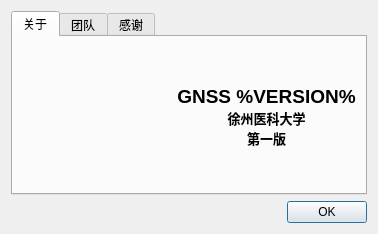
Qt form gns3/ui/about_dialog.ui (mpplab/MNSS) before a commit.
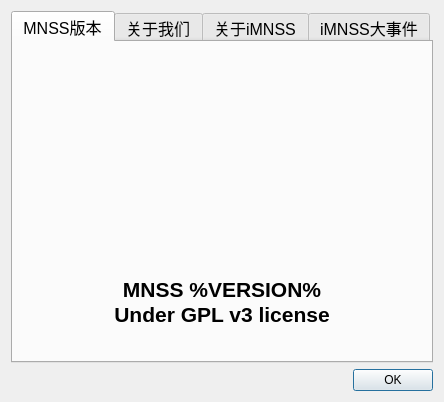
The same form after that commit. Icons and pictures are not drawn.

Patch:
```diff
--- a/gns3/ui/about_dialog.ui
+++ b/gns3/ui/about_dialog.ui
@@ -9,8 +9,8 @@
    <rect>
     <x>0</x>
     <y>0</y>
-    <width>378</width>
-    <height>234</height>
+    <width>442</width>
+    <height>371</height>
    </rect>
   </property>
   <property name="windowTitle">
@@ -29,18 +29,30 @@
    </item>
    <item row="0" column="0">
     <widget class="QTabWidget" name="tabWidget">
+     <property name="font">
+      <font>
+       <pointsize>12</pointsize>
+      </font>
+     </property>
      <property name="currentIndex">
       <number>0</number>
      </property>
      <widget class="QWidget" name="tab">
       <attribute name="title">
-       <string>关于</string>
+       <string>MNSS版本</string>
       </attribute>
-      <layout class="QGridLayout" name="gridLayout">
-       <item row="0" column="0">
-        <layout class="QHBoxLayout" name="horizontalLayout">
+      <layout class="QVBoxLayout" name="verticalLayout_2">
          <item>
           <widget class="QLabel" name="uiLogoLabel">
+         <property name="minimumSize">
+          <size>
+           <width>400</width>
+           <height>200</height>
+          </size>
+         </property>
+         <property name="styleSheet">
+          <string notr="true">border-image: url(:/images/MNSS.png);</string>
+         </property>
            <property name="text">
             <string/>
            </property>
@@ -50,14 +62,14 @@
           </widget>
          </item>
          <item>
-          <spacer name="horizontalSpacer_4">
+        <spacer name="verticalSpacer">
            <property name="orientation">
-            <enum>Qt::Horizontal</enum>
+          <enum>Qt::Vertical</enum>
            </property>
            <property name="sizeHint" stdset="0">
             <size>
-             <width>40</width>
-             <height>20</height>
+           <width>20</width>
+           <height>0</height>
             </size>
            </property>
           </spacer>
@@ -70,10 +82,9 @@
 p, li { white-space: pre-wrap; }
 &lt;/style&gt;&lt;/head&gt;&lt;body style=&quot; font-family:'SimSun'; font-size:9pt; font-weight:400; font-style:normal;&quot;&gt;
 &lt;p style=&quot;-qt-paragraph-type:empty; margin-top:0px; margin-bottom:0px; margin-left:0px; margin-right:0px; -qt-block-indent:0; text-indent:0px; font-family:'Ubuntu'; font-size:11pt;&quot;&gt;&lt;br /&gt;&lt;/p&gt;
-&lt;p align=&quot;center&quot; style=&quot; margin-top:0px; margin-bottom:0px; margin-left:0px; margin-right:0px; -qt-block-indent:0; text-indent:0px;&quot;&gt;&lt;span style=&quot; font-family:'Sans Serif'; font-size:14pt; font-weight:600;&quot;&gt;GNSS %VERSION%&lt;/span&gt;&lt;/p&gt;
-&lt;p align=&quot;center&quot; style=&quot; margin-top:0px; margin-bottom:0px; margin-left:0px; margin-right:0px; -qt-block-indent:0; text-indent:0px;&quot;&gt;&lt;span style=&quot; font-family:'Ubuntu'; font-size:10pt; font-weight:600;&quot;&gt;徐州医科大学&lt;/span&gt;&lt;/p&gt;
-&lt;p align=&quot;center&quot; style=&quot; margin-top:0px; margin-bottom:0px; margin-left:0px; margin-right:0px; -qt-block-indent:0; text-indent:0px;&quot;&gt;&lt;span style=&quot; font-family:'Ubuntu'; font-size:10pt; font-weight:600;&quot;&gt;第一版&lt;/span&gt;&lt;/p&gt;
-&lt;p style=&quot;-qt-paragraph-type:empty; margin-top:0px; margin-bottom:0px; margin-left:0px; margin-right:0px; -qt-block-indent:0; text-indent:0px; font-family:'Sans Serif'; font-weight:600;&quot;&gt;&lt;br /&gt;&lt;/p&gt;&lt;/body&gt;&lt;/html&gt;</string>
+&lt;p align=&quot;center&quot; style=&quot; margin-top:0px; margin-bottom:0px; margin-left:0px; margin-right:0px; -qt-block-indent:0; text-indent:0px;&quot;&gt;&lt;span style=&quot; font-family:'Sans Serif'; font-size:16pt; font-weight:600;&quot;&gt;MNSS %VERSION%&lt;/span&gt;&lt;/p&gt;
+&lt;p align=&quot;center&quot; style=&quot; margin-top:0px; margin-bottom:0px; margin-left:0px; margin-right:0px; -qt-block-indent:0; text-indent:0px;&quot;&gt;&lt;span style=&quot; font-family:'Sans Serif'; font-size:16pt; font-weight:600;&quot;&gt;Under GPL v3 license&lt;/span&gt;&lt;/p&gt;
+&lt;p style=&quot;-qt-paragraph-type:empty; margin-top:0px; margin-bottom:0px; margin-left:0px; margin-right:0px; -qt-block-indent:0; text-indent:0px; font-family:'Sans Serif'; font-size:16pt; font-weight:600;&quot;&gt;&lt;br /&gt;&lt;/p&gt;&lt;/body&gt;&lt;/html&gt;</string>
            </property>
            <property name="openExternalLinks">
             <bool>true</bool>
@@ -81,12 +92,10 @@
           </widget>
          </item>
         </layout>
-       </item>
-      </layout>
      </widget>
      <widget class="QWidget" name="tab_4">
       <attribute name="title">
-       <string>团队</string>
+       <string>关于我们</string>
       </attribute>
       <layout class="QVBoxLayout" name="verticalLayout">
        <item>
@@ -118,7 +127,7 @@
      </widget>
      <widget class="QWidget" name="tab_2">
       <attribute name="title">
-       <string>感谢</string>
+       <string>关于iMNSS</string>
       </attribute>
       <layout class="QVBoxLayout">
        <item>
@@ -126,8 +135,29 @@
          <property name="readOnly">
           <bool>true</bool>
          </property>
-         <property name="plainText">
-          <string>徐州医科大学</string>
+        </widget>
+       </item>
+      </layout>
+     </widget>
+     <widget class="QWidget" name="tab_5">
+      <attribute name="title">
+       <string>iMNSS大事件</string>
+      </attribute>
+      <layout class="QHBoxLayout" name="horizontalLayout_2">
+       <item>
+        <widget class="QTextEdit" name="textEdit">
+         <property name="html">
+          <string>&lt;!DOCTYPE HTML PUBLIC &quot;-//W3C//DTD HTML 4.0//EN&quot; &quot;http://www.w3.org/TR/REC-html40/strict.dtd&quot;&gt;
+&lt;html&gt;&lt;head&gt;&lt;meta name=&quot;qrichtext&quot; content=&quot;1&quot; /&gt;&lt;style type=&quot;text/css&quot;&gt;
+p, li { white-space: pre-wrap; }
+&lt;/style&gt;&lt;/head&gt;&lt;body style=&quot; font-family:'SimSun'; font-size:12pt; font-weight:400; font-style:normal;&quot;&gt;
+&lt;p style=&quot; margin-top:0px; margin-bottom:0px; margin-left:0px; margin-right:0px; -qt-block-indent:0; text-indent:0px;&quot;&gt;2012年3月：构建医学网络系统仿真软件MNSS。 &lt;/p&gt;
+&lt;p style=&quot; margin-top:0px; margin-bottom:0px; margin-left:0px; margin-right:0px; -qt-block-indent:0; text-indent:0px;&quot;&gt;2014年5月：构建在线试题资源库MNSSexam。 &lt;/p&gt;
+&lt;p style=&quot; margin-top:0px; margin-bottom:0px; margin-left:0px; margin-right:0px; -qt-block-indent:0; text-indent:0px;&quot;&gt;2017年2月：构建在线视频教育平台MNSSware。 &lt;/p&gt;
+&lt;p style=&quot; margin-top:0px; margin-bottom:0px; margin-left:0px; margin-right:0px; -qt-block-indent:0; text-indent:0px;&quot;&gt;2017年5月：构建MNSSpaper，用于下载论文资源。 &lt;/p&gt;
+&lt;p style=&quot; margin-top:0px; margin-bottom:0px; margin-left:0px; margin-right:0px; -qt-block-indent:0; text-indent:0px;&quot;&gt;2017年7月：构建医学信息工具库MNSStools。 &lt;/p&gt;
+&lt;p style=&quot; margin-top:0px; margin-bottom:0px; margin-left:0px; margin-right:0px; -qt-block-indent:0; text-indent:0px;&quot;&gt;2017年9月：构建安全存储服务MNSSstorage。 &lt;/p&gt;
+&lt;p style=&quot; margin-top:0px; margin-bottom:0px; margin-left:0px; margin-right:0px; -qt-block-indent:0; text-indent:0px;&quot;&gt;2017年10月：构建MNSS系列模块的统一门户iMNSS。 &lt;/p&gt;&lt;/body&gt;&lt;/html&gt;</string>
          </property>
         </widget>
        </item>
```
Left out of the diff: 50 changed lines with no effect on the pictures. Lines whose indentation alone changed are shown as unchanged.
